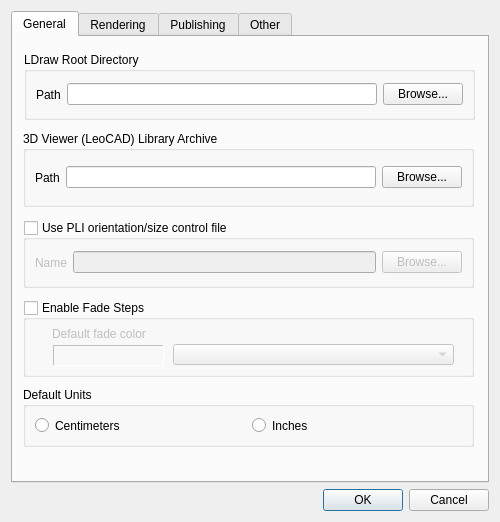
The window that mainApp/preferences.ui (trevorsandy/lpub3d) describes before a commit, drawn with Qt 5.
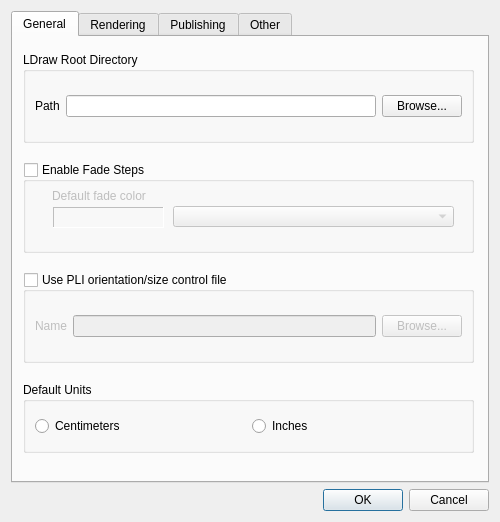
The same window after the commit. The open tabs and pages were chosen to show the change. Icons and pictures are not drawn.

Commit message: -Move LPub3D Ldraw archive libraries to AppData and rename unofficial library to lpub3dldrawunf.zip (r707)

The edit to the form file:
```diff
--- a/mainApp/preferences.ui
+++ b/mainApp/preferences.ui
@@ -37,10 +37,10 @@
       <widget class="QGroupBox" name="ldrawBox">
        <property name="geometry">
         <rect>
-         <x>11</x>
+         <x>10</x>
          <y>15</y>
          <width>451</width>
-         <height>68</height>
+         <height>91</height>
         </rect>
        </property>
        <property name="toolTip">
@@ -92,9 +92,9 @@
        <property name="geometry">
         <rect>
          <x>10</x>
-         <y>183</y>
+         <y>235</y>
          <width>451</width>
-         <height>68</height>
+         <height>91</height>
         </rect>
        </property>
        <property name="toolTip">
@@ -146,9 +146,9 @@
        <property name="geometry">
         <rect>
          <x>10</x>
-         <y>263</y>
+         <y>125</y>
          <width>451</width>
-         <height>77</height>
+         <height>91</height>
         </rect>
        </property>
        <property name="toolTip">
@@ -210,9 +210,9 @@
        <property name="geometry">
         <rect>
          <x>10</x>
-         <y>350</y>
+         <y>345</y>
          <width>451</width>
-         <height>60</height>
+         <height>71</height>
         </rect>
        </property>
        <property name="title">
@@ -235,60 +235,6 @@
         </item>
        </layout>
       </widget>
-      <widget class="QGroupBox" name="viewerBox">
-       <property name="geometry">
-        <rect>
-         <x>10</x>
-         <y>94</y>
-         <width>451</width>
-         <height>76</height>
-        </rect>
-       </property>
-       <property name="toolTip">
-        <string>This directory contains the 3D Viewer library archive (zip) path</string>
-       </property>
-       <property name="title">
-        <string>3D Viewer (LeoCAD) Library Archive</string>
-       </property>
-       <property name="checkable">
-        <bool>false</bool>
-       </property>
-       <property name="checked">
-        <bool>false</bool>
-       </property>
-       <layout class="QHBoxLayout" name="_6">
-        <item>
-         <widget class="QLabel" name="label_9">
-          <property name="text">
-           <string>Path</string>
-          </property>
-         </widget>
-        </item>
-        <item>
-         <widget class="QLineEdit" name="viewerLibFile">
-          <property name="minimumSize">
-           <size>
-            <width>200</width>
-            <height>0</height>
-           </size>
-          </property>
-         </widget>
-        </item>
-        <item>
-         <widget class="QPushButton" name="browseLeoCADLibrary">
-          <property name="toolTip">
-           <string>Use directory dialog to find 3D viewer library directory</string>
-          </property>
-          <property name="whatsThis">
-           <string>This lets you find the 3D Viewer library directory</string>
-          </property>
-          <property name="text">
-           <string>Browse...</string>
-          </property>
-         </widget>
-        </item>
-       </layout>
-      </widget>
      </widget>
      <widget class="QWidget" name="tabRendering">
       <attribute name="title">
```
The commit also changes 42 other files.
